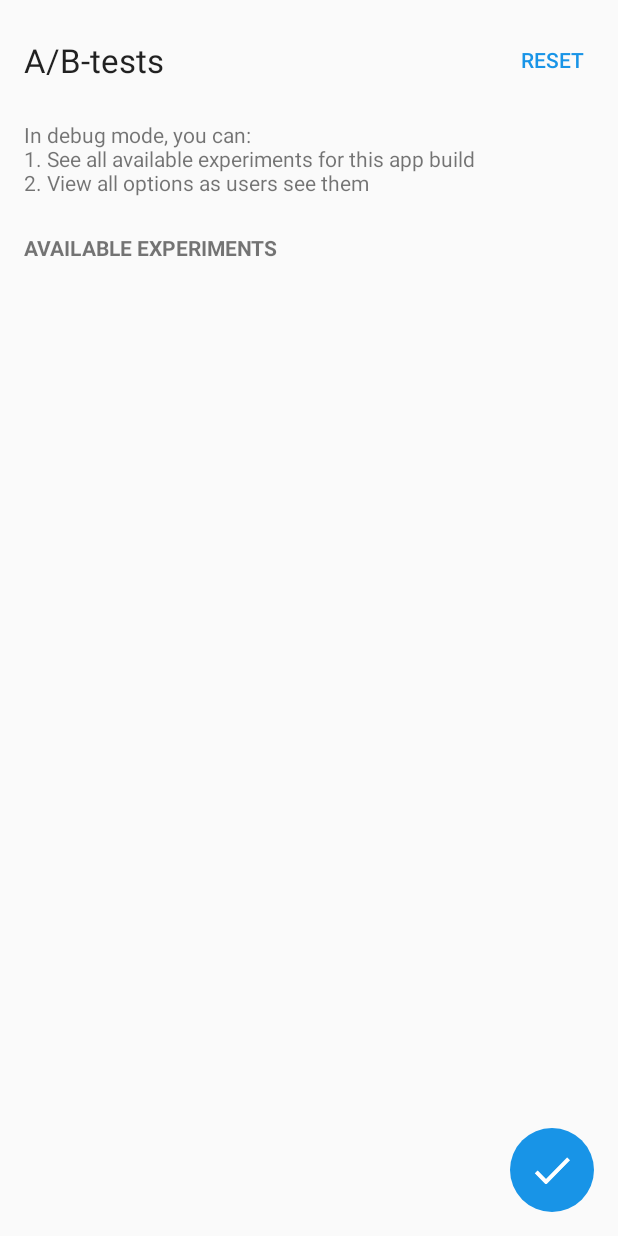
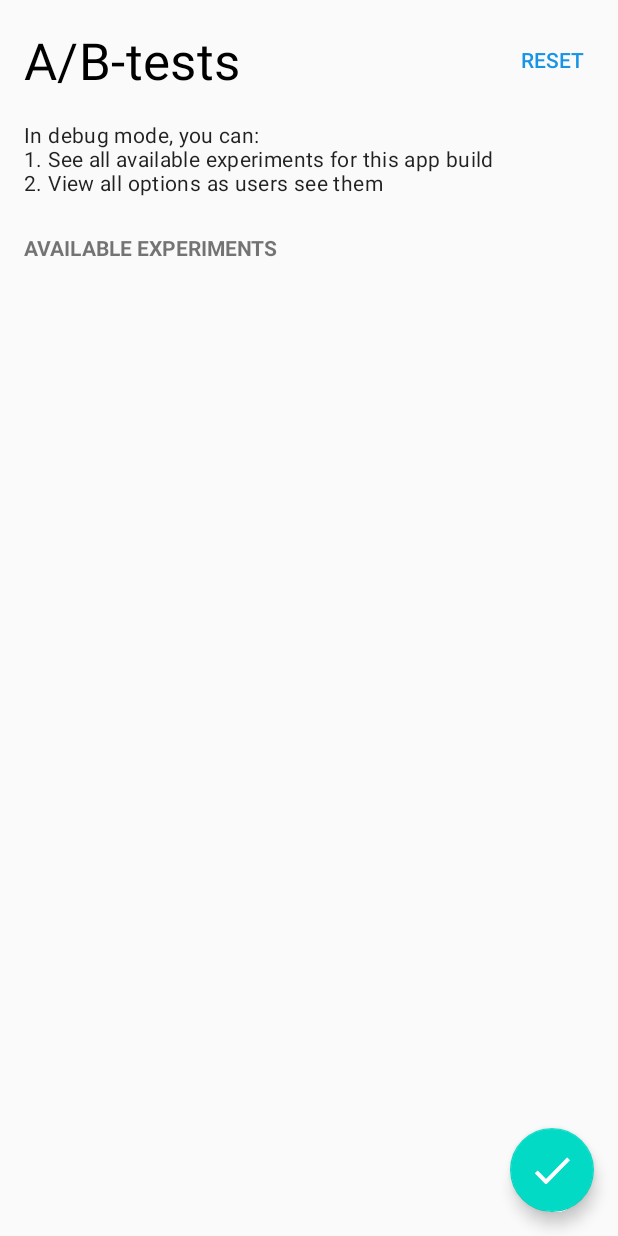
Before and after one commit to proba-ai/proba-sdk-android, an Android app: the layout appbooster_layout_activity_debug.xml on its own in the app's theme, with its tools: preview values and no code run, on a phone screen of 412 x 824 dp. Run offline under Robolectric (Android 15) with nearby library versions, the phone set to English and light mode, and no system bars.

```diff
--- a/AppboosterSdk/src/main/res/layout/appbooster_experiment_item.xml
+++ b/AppboosterSdk/src/main/res/layout/appbooster_experiment_item.xml
@@ -14,7 +14,7 @@
         android:layout_width="match_parent"
         android:layout_height="wrap_content"
         android:layout_marginRight="48dp"
-        android:textAppearance="@android:style/TextAppearance.DeviceDefault.Large" />
+        android:textAppearance="?textAppearanceHeadline6" />
 
     <TextView
         android:id="@+id/appboosterExperimentKey"
--- a/AppboosterSdk/src/main/res/layout/appbooster_layout_activity_debug.xml
+++ b/AppboosterSdk/src/main/res/layout/appbooster_layout_activity_debug.xml
@@ -1,7 +1,8 @@
 <?xml version="1.0" encoding="utf-8"?>
 <FrameLayout xmlns:android="http://schemas.android.com/apk/res/android"
     android:layout_width="match_parent"
-    android:layout_height="match_parent">
+    android:layout_height="match_parent"
+    xmlns:app="http://schemas.android.com/apk/res-auto">
 
     <ScrollView
         android:layout_width="match_parent"
@@ -26,8 +27,9 @@
                     android:layout_gravity="top|left"
                     android:gravity="center_vertical"
                     android:paddingLeft="16dp"
+                    android:textColor="@android:color/black"
                     android:text="A/B-tests"
-                    android:textAppearance="@android:style/TextAppearance.DeviceDefault.Large" />
+                    android:textAppearance="?textAppearanceHeadline4" />
 
                 <Button
                     style="?borderlessButtonStyle"
@@ -48,6 +50,7 @@
                 android:layout_height="wrap_content"
                 android:paddingLeft="16dp"
                 android:paddingRight="16dp"
+                android:textAppearance="?textAppearanceBody2"
                 android:text="In debug mode, you can:\n1. See all available experiments for this app build\n2. View all options as users see them" />
 
             <Space
@@ -62,6 +65,10 @@
                 android:text="AVAILABLE EXPERIMENTS"
                 android:textStyle="bold" />
 
+            <Space
+                android:layout_width="match_parent"
+                android:layout_height="16dp" />
+
             <LinearLayout
                 android:id="@+id/appboosterExperimentsContainer"
                 android:layout_width="match_parent"
@@ -74,10 +81,9 @@
 
     </ScrollView>
 
-    <ImageButton
+    <com.google.android.material.floatingactionbutton.FloatingActionButton
         android:id="@+id/appboosterSaveButton"
-        android:src="@drawable/ic_check"
-        android:background="@drawable/appbooster_check_bg"
+        app:srcCompat="@drawable/ic_check"
         android:layout_width="wrap_content"
         android:layout_height="wrap_content"
         android:layout_gravity="bottom|right"
--- a/AppboosterSdk/src/main/res/values/styles.xml
+++ b/AppboosterSdk/src/main/res/values/styles.xml
@@ -1,7 +1,12 @@
 <?xml version="1.0" encoding="utf-8"?>
-<resources>
-    <style name="Theme.Appbooster.DebugScreen" parent="Theme.AppCompat.Light">
-        <item name = "android:windowActionBar">false</item>
-        <item name = "android:windowNoTitle">true</item>
+<resources xmlns:tools="http://schemas.android.com/tools">
+    <style name="Theme.Appbooster.DebugScreen" parent="Theme.MaterialComponents.Light">
+        <item name="android:windowActionBar">false</item>
+        <item name="windowActionBar">false</item>
+        <item name="android:statusBarColor" tools:targetApi="lollipop">?colorPrimary</item>
+        <item name="windowNoTitle">true</item>
+        <item name="colorPrimary">#107BE4</item>
+        <item name="colorSecondary">#107BE4</item>
+        <item name="colorOnSecondary">@android:color/white</item>
     </style>
 </resources>
```
Also changed, not shown: AppboosterSdk/build.gradle (+62 -13 lines), AppboosterSdk/src/main/java/com/appbooster/appboostersdk/AppboosterSdk.kt (+29 -20 lines), AppboosterSdk/src/main/java/com/appbooster/appboostersdk/client.kt (+6 -3 lines), build.gradle (+31 -1 lines), 1 other file.
